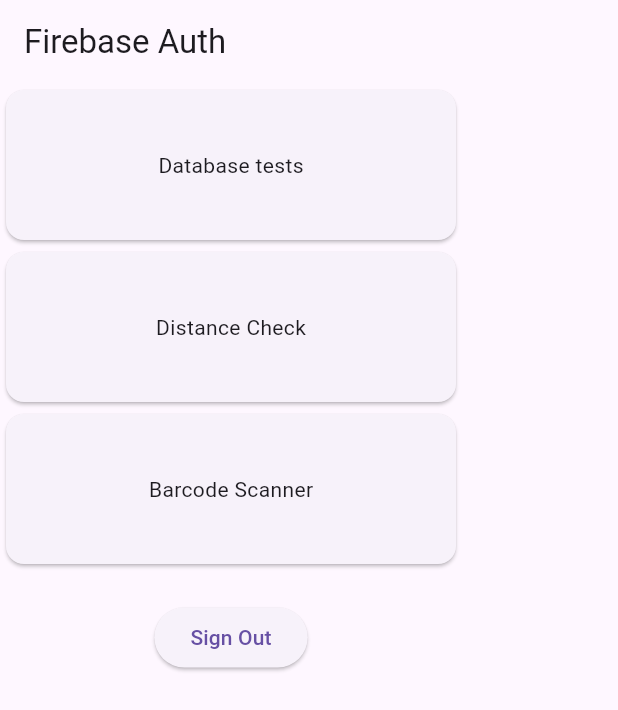
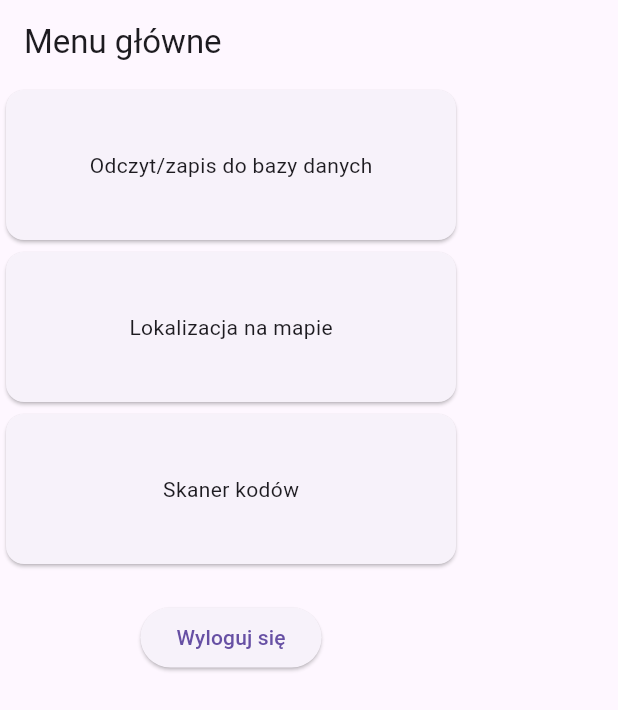
Before and after one commit to Wizzzie9/FlutterProject, a Flutter app: the screen it shows once a user with an empty profile is signed in, on a phone screen of 412 x 824 dp. Shown: the top 710 px of the screen. Run offline on Flutter 3.47's test engine with Material 3 defaults, Android fonts, the phone set to English and light mode, and no system bars; our stand-ins replace firebase_auth, firebase_core, firebase_database, firebase_messaging, geocoding, geolocator and 1 more; missing offline and left inert: flutter_map_math; accounts and stored records are empty; network calls fail.

Commit message:
Read localization property from database; Distance calculation;

```diff
--- a/lib/BarcodeScannerPage.dart
+++ b/lib/BarcodeScannerPage.dart
@@ -1,8 +1,7 @@
-import 'package:flutter/cupertino.dart';
 import 'package:flutter/material.dart';
 
 class Barcodescanner extends StatefulWidget {
-  const Barcodescanner({Key? key}) : super(key: key);
+  const Barcodescanner({super.key});
 
   @override
   _Barcodescanner createState() => _Barcodescanner();
@@ -13,7 +12,7 @@
   Widget build(BuildContext context) {
     return Scaffold(
       appBar: AppBar(
-        title: const Text("Barcodescanner"),
+        title: const Text("Skaner kodów"),
       ),
     );
   }
--- a/lib/HomePage.dart
+++ b/lib/HomePage.dart
@@ -8,7 +8,7 @@
 
 
 class HomePage extends StatelessWidget {
-  HomePage({Key? key}) : super(key:key);
+  HomePage({super.key});
   final User? user = Auth().currentUser;
 
   Future<void> signOut() async {
@@ -16,17 +16,17 @@
   }
 
   Widget _title() {
-    return const Text('Firebase Auth');
+    return const Text('Menu główne');
   }
 
   Widget _userUid() {
-    return Text(user?.email ?? 'User email');
+    return Text(user?.email ?? 'Adres email');
   }
 
   Widget _signOutButton() {
     return ElevatedButton(
         onPressed: signOut,
-        child: const Text('Sign Out'),
+        child: const Text('Wyloguj się'),
     );
   }
 
@@ -44,28 +44,28 @@
             onTap: () {
               Navigator.push(
                 context,
-                MaterialPageRoute(builder: (context) =>  DataBaseTests()),
+                MaterialPageRoute(builder: (context) =>  const DataBaseTests()),
               );
             },
-            child: Card(child: _SampleCard(cardName: 'Database tests')),
+            child: const Card(child: _SampleCard(cardName: 'Odczyt/zapis do bazy danych')),
           ),
           GestureDetector(
             onTap: () {
               Navigator.push(
                 context,
-                MaterialPageRoute(builder: (context) =>  DistanceCheck()),
+                MaterialPageRoute(builder: (context) =>  const DistanceCheck()),
               );
             },
-            child: Card(child: _SampleCard(cardName: 'Distance Check')),
+            child: const Card(child: _SampleCard(cardName: 'Lokalizacja na mapie')),
           ),
           GestureDetector(
             onTap: () {
               Navigator.push(
                 context,
-                MaterialPageRoute(builder: (context) =>  Barcodescanner()),
+                MaterialPageRoute(builder: (context) =>  const Barcodescanner()),
               );
             },
-            child: Card(child: _SampleCard(cardName: 'Barcode Scanner')),
+            child: const Card(child: _SampleCard(cardName: 'Skaner kodów')),
           ),
           _userUid(),
           _signOutButton()
--- a/lib/main.dart
+++ b/lib/main.dart
@@ -11,11 +11,11 @@
     options: DefaultFirebaseOptions.currentPlatform,
   );
   await FirebaseApi().initNotifications();
-  runApp(MyApp());
+  runApp(const MyApp());
 }
 
 class MyApp extends StatelessWidget {
-  MyApp({super.key});
+  const MyApp({super.key});
 
   @override
   Widget build(BuildContext context) {
--- a/lib/widget_tree.dart
+++ b/lib/widget_tree.dart
@@ -4,7 +4,7 @@
 import 'package:distance_check_app/HomePage.dart';
 
 class WidgetTree extends StatefulWidget {
-  const WidgetTree({Key? key}) : super(key:key);
+  const WidgetTree({super.key});
 
   @override
   State<WidgetTree> createState() => _WidgetTreeState();
--- a/pubspec.yaml
+++ b/pubspec.yaml
@@ -21,6 +21,7 @@
   google_maps_flutter: ^2.7.0
   geocoding: ^3.0.0
   firebase_auth: ^5.1.1
+  flutter_map_math: ^0.1.7
 
 dev_dependencies:
   flutter_test:
```
Also changed, not shown: lib/DatabaseTestsPage.dart (+10 -9 lines), lib/DistanceCheckPage.dart (+99 -13 lines), lib/LoginRegisterPage.dart (+3 -4 lines), pubspec.lock.
